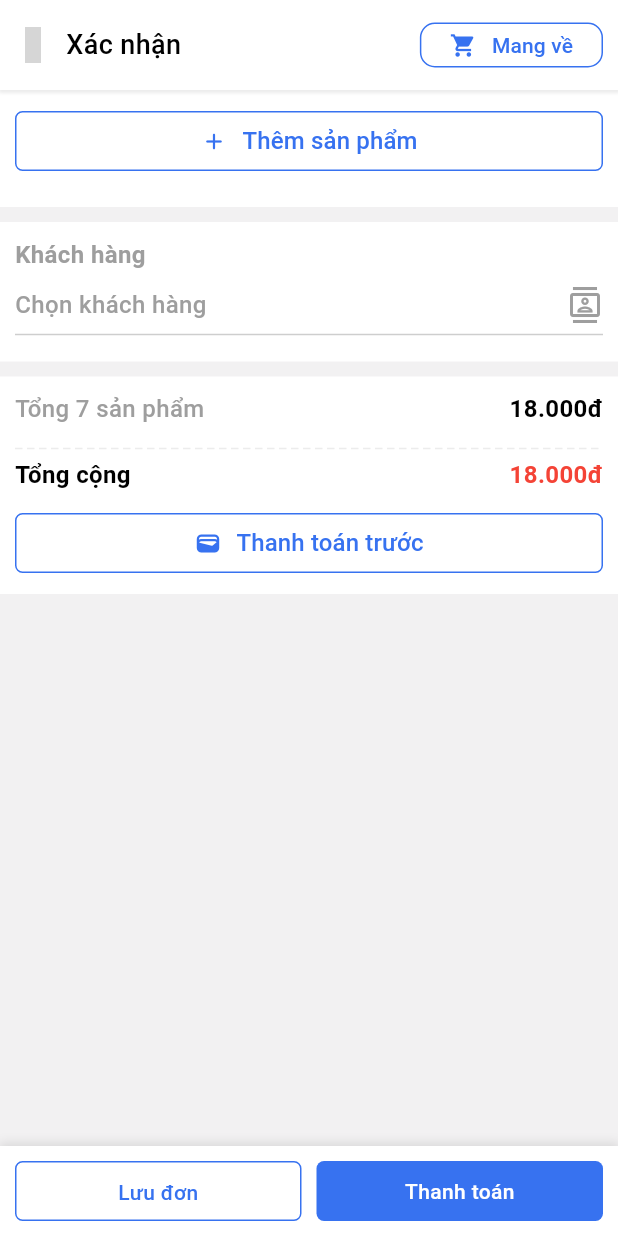
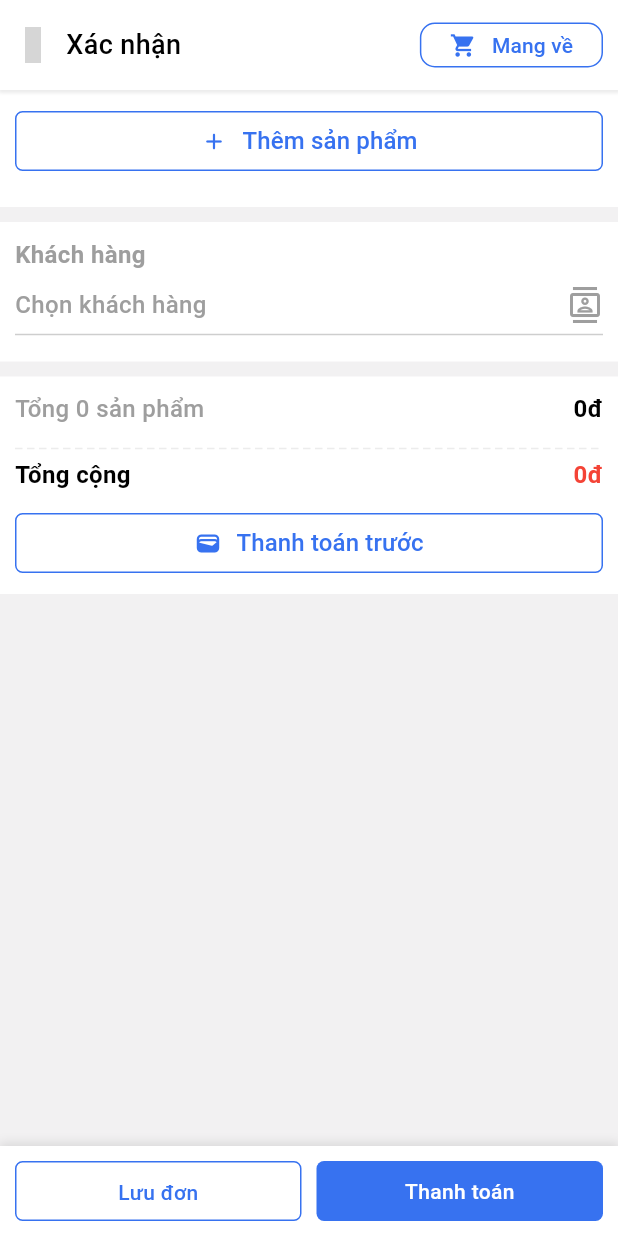
Before and after one commit to DinnBlack/POS-Flutter-App, a Flutter app: the OrderCreateScreen screen opened by its route, on a phone screen of 412 x 824 dp. Run offline on Flutter 3.47's test engine with Material 3 defaults, Android fonts, the phone set to English and light mode, and no system bars; our stand-ins replace bloc, carousel_slider, device_preview, equatable, firebase_auth, firebase_core and 9 more; accounts and stored records are empty; grey boxes are pictures that could not be loaded.

Commit message:
update feature order, product, category

```diff
--- a/lib/features/order/bloc/order_bloc.dart
+++ b/lib/features/order/bloc/order_bloc.dart
@@ -11,6 +11,10 @@ part 'order_state.dart';
 class OrderBloc extends Bloc<OrderEvent, OrderState> {
   final OrderFirebase _orderFirebase;
   List<ProductModel> orderProductList = [];
+
+  int get totalProductCount => orderProductList.fold(0, (sum, product) => sum + (product.quantityOrder ?? 0));
+
+  int get totalPrice => orderProductList.fold(0, (sum, product) => sum + ((product.price * (product.quantityOrder ?? 0))));
 
   OrderBloc(this._orderFirebase) : super(OrderInitial()) {
     on<OrderCreateStarted>(_onOrderCreate);
@@ -34,9 +38,7 @@ class OrderBloc extends Bloc<OrderEvent, OrderState> {
   Future<void> _onAddProductToOrderList(
       AddProductToOrderListStarted event, Emitter<OrderState> emit) async {
     final index = orderProductList.indexWhere((product) =>
-    product.title == event.product.title &&
-        product.options == event.product.options &&
-        product.price == event.product.price);
+    product.title == event.product.title);
 
     if (index != -1) {
       if (orderProductList[index].quantityOrder != null) {
@@ -50,6 +52,7 @@ class OrderBloc extends Bloc<OrderEvent, OrderState> {
     emit(OrderProductListUpdated(orderProductList));
     print(orderProductList);
   }
+
 
   Future<void> _onRemoveProductFromOrderList(
       RemoveProductFromOrderListStarted event, Emitter<OrderState> emit) async {
@@ -66,9 +69,11 @@ class OrderBloc extends Bloc<OrderEvent, OrderState> {
         orderProductList.removeAt(index);
       }
     }
+
     emit(OrderProductListUpdated(orderProductList));
     print(orderProductList);
   }
+
 
   Future<void> _onClearOrderProductList(
       ClearOrderProductListStarted event, Emitter<OrderState> emit) async {
--- a/lib/features/product/bloc/product_event.dart
+++ b/lib/features/product/bloc/product_event.dart
@@ -1,6 +1,12 @@
 part of 'product_bloc.dart';
 
-abstract class ProductEvent {}
+@immutable
+abstract class ProductEvent extends Equatable {
+  const ProductEvent();
+
+  @override
+  List<Object> get props => [];
+}
 
 class ProductCreateStarted extends ProductEvent {
   final ProductModel product;
@@ -8,8 +14,13 @@ class ProductCreateStarted extends ProductEvent {
   ProductCreateStarted({required this.product});
 }
 
-class ProductFetchStarted extends ProductEvent {
+class ProductFetchStarted extends ProductEvent {}
+
+class ProductFilterChanged extends ProductEvent {
   final CategoryModel category;
 
-  ProductFetchStarted(this.category);
+  ProductFilterChanged(this.category);
+
+  @override
+  List<Object> get props => [category];
 }
--- a/lib/screens/mobile/pages/inventory_page/inventory_page_mobile_screen.dart
+++ b/lib/screens/mobile/pages/inventory_page/inventory_page_mobile_screen.dart
@@ -174,6 +174,7 @@ class _InventoryPageMobileScreenState extends State<InventoryPageMobileScreen>
                   Column(
                     children: [
                       const ListCategoriesHorizontalScreen(),
+                      SizedBox(height: DEFAULT_MARGIN),
                       Expanded(
                         child: ListProductsScreen(
                           isGridView: isGridView,
--- a/lib/screens/services/order/order_create/order_create_screen.dart
+++ b/lib/screens/services/order/order_create/order_create_screen.dart
@@ -5,9 +5,12 @@ import 'package:pos_flutter_app/screens/services/customer/dialog/chose_customer_
 import 'package:pos_flutter_app/widgets/common_widgets/custom_bottom_bar.dart';
 import 'package:pos_flutter_app/widgets/normal_widgets/custom_list_order_product_item.dart';
 
+import '../../../../features/category/bloc/category_bloc.dart';
 import '../../../../features/order/bloc/order_bloc.dart';
+import '../../../../features/product/bloc/product_bloc.dart';
 import '../../../../utils/constants/constants.dart';
 import '../../../../utils/ui_util/app_text_style.dart';
+import '../../../../utils/ui_util/format_text.dart';
 import '../../../../widgets/common_widgets/custom_outline_button.dart';
 import '../../../../widgets/common_widgets/dashed_line_painter.dart';
 
@@ -55,6 +58,9 @@ class _OrderCreateScreenState extends State<OrderCreateScreen> {
                 InkWell(
                   onTap: () {
                     Navigator.pop(context);
+                    context
+                        .read<ProductBloc>()
+                        .add(ProductFilterChanged(context.read<CategoryBloc>().selectedCategory!));
                   },
                   child: const Icon(
                     Iconsax.arrow_left_2_copy,
@@ -93,7 +99,7 @@ class _OrderCreateScreenState extends State<OrderCreateScreen> {
                           color: PRIMARY_COLOR, size: 18),
                       const SizedBox(width: DEFAULT_MARGIN),
                       Text(
-                        'Mang về', // Văn bản
+                        'Mang về',
                         style: AppTextStyle.medium(
                             MEDIUM_TEXT_SIZE, PRIMARY_COLOR),
                       ),
@@ -118,19 +124,25 @@ class _OrderCreateScreenState extends State<OrderCreateScreen> {
                     CustomOutlineButton(
                       onPressed: () {
                         Navigator.pop(context);
+                        context
+                            .read<ProductBloc>()
+                            .add(ProductFilterChanged(context.read<CategoryBloc>().selectedCategory!));
                       },
                       text: 'Thêm sản phẩm',
                       icon: Icons.add_rounded,
                     ),
                     const SizedBox(height: DEFAULT_PADDING),
-                    ListView.builder(
+                    BlocBuilder<OrderBloc, OrderState>(
+                      builder: (context, state) {
+                        return ListView.builder(
                           shrinkWrap: true,
-                      physics: NeverScrollableScrollPhysics(),
+                          physics: const NeverScrollableScrollPhysics(),
                           itemCount:
                               context.read<OrderBloc>().orderProductList.length,
                           itemBuilder: (context, index) {
-                        final product =
-                            context.read<OrderBloc>().orderProductList[index];
+                            final product = context
+                                .read<OrderBloc>()
+                                .orderProductList[index];
 
                             return Column(
                               children: [
@@ -143,6 +155,8 @@ class _OrderCreateScreenState extends State<OrderCreateScreen> {
                                         1)
                                   Divider(color: GREY_LIGHT_COLOR),
                               ],
+                            );
+                          },
                         );
                       },
                     ),
@@ -181,7 +195,6 @@ class _OrderCreateScreenState extends State<OrderCreateScreen> {
                                 style: AppTextStyle.medium(
                                     LARGE_TEXT_SIZE, GREY_COLOR),
                               ),
-                              Spacer(),
                               const Icon(
                                 Icons.contacts_outlined,
                                 color: GREY_COLOR,
@@ -206,18 +219,22 @@ class _OrderCreateScreenState extends State<OrderCreateScreen> {
               color: WHITE_COLOR,
               width: double.infinity,
               padding: const EdgeInsets.all(DEFAULT_PADDING),
-              child: Column(
+              child: BlocBuilder<OrderBloc, OrderState>(
+                builder: (context, state) {
+                  return Column(
                     crossAxisAlignment: CrossAxisAlignment.start,
                     children: [
                       Row(
                         mainAxisAlignment: MainAxisAlignment.spaceBetween,
                         children: [
                           Text(
-                        'Tổng 7 sản phẩm',
-                        style: AppTextStyle.medium(LARGE_TEXT_SIZE, GREY_COLOR),
+                            'Tổng ${BlocProvider.of<OrderBloc>(context).totalProductCount} sản phẩm',
+                            style: AppTextStyle.medium(
+                                LARGE_TEXT_SIZE, GREY_COLOR),
                           ),
                           Text(
-                        '18.000đ',
+                            FormatText.formatCurrency(
+                                BlocProvider.of<OrderBloc>(context).totalPrice),
                             style: AppTextStyle.semibold(LARGE_TEXT_SIZE),
                           ),
                         ],
@@ -241,9 +258,10 @@ class _OrderCreateScreenState extends State<OrderCreateScreen> {
                             style: AppTextStyle.semibold(LARGE_TEXT_SIZE),
                           ),
                           Text(
-                        '18.000đ',
-                        style:
-                            AppTextStyle.semibold(LARGE_TEXT_SIZE, RED_COLOR),
+                            FormatText.formatCurrency(
+                                BlocProvider.of<OrderBloc>(context).totalPrice),
+                            style: AppTextStyle.semibold(
+                                LARGE_TEXT_SIZE, RED_COLOR),
                           ),
                         ],
                       ),
@@ -258,6 +276,8 @@ class _OrderCreateScreenState extends State<OrderCreateScreen> {
                         icon: Icons.wallet_outlined,
                       ),
                     ],
+                  );
+                },
               ),
             ),
             const SizedBox(
@@ -269,12 +289,8 @@ class _OrderCreateScreenState extends State<OrderCreateScreen> {
       bottomNavigationBar: CustomBottomBar(
         leftButtonText: 'Lưu đơn',
         rightButtonText: 'Thanh toán',
-        onLeftButtonPressed: () {
-
-        },
-        onRightButtonPressed: () {
-
-        },
+        onLeftButtonPressed: () {},
+        onRightButtonPressed: () {},
       ),
     );
   }
```
Also changed, not shown: lib/features/category/bloc/category_bloc.dart (+14 -7 lines), lib/features/product/bloc/product_bloc.dart (+23 -8 lines), lib/screens/mobile/pages/order_page/order_page_mobile_screen.dart (+63 -10 lines), lib/screens/services/category/list_categories_vertical_screen.dart (+14 -6 lines), lib/screens/services/product/list_products/list_products_screen.dart (+26 -18 lines), lib/widgets/common_widgets/custom_grid_products_item.dart (+46 -11 lines), lib/widgets/common_widgets/custom_list_categories_item.dart (+43 -4 lines), lib/widgets/normal_widgets/custom_list_order_product_item.dart (+46 -21 lines). Lines whose indentation alone changed are shown as unchanged.
